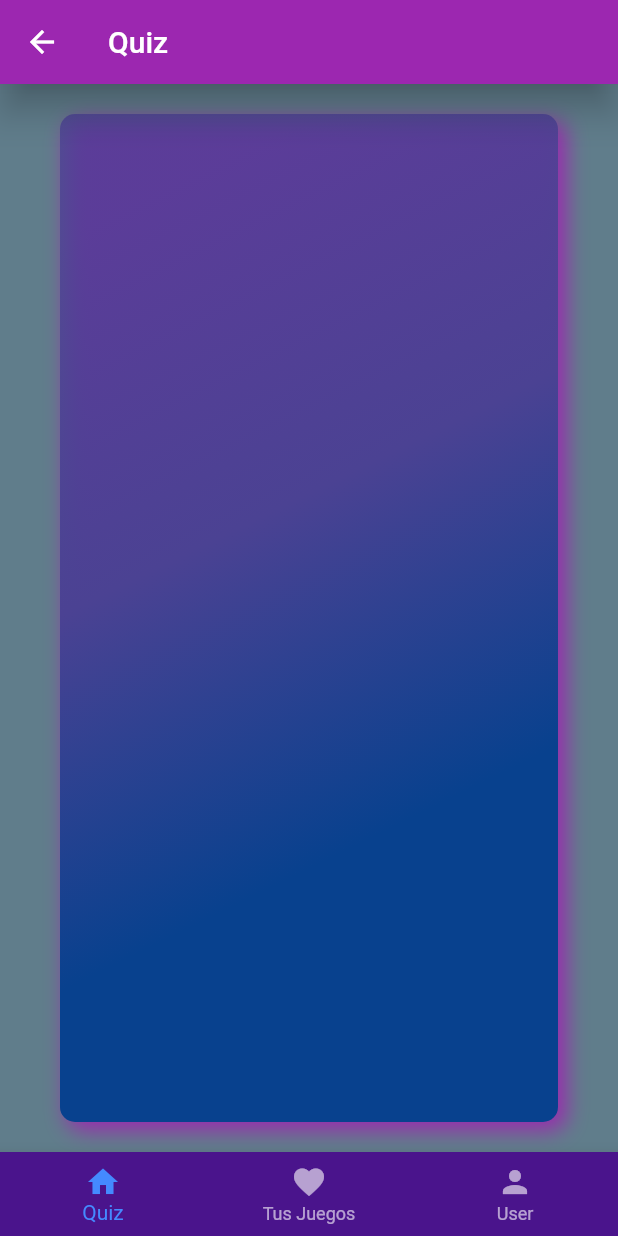
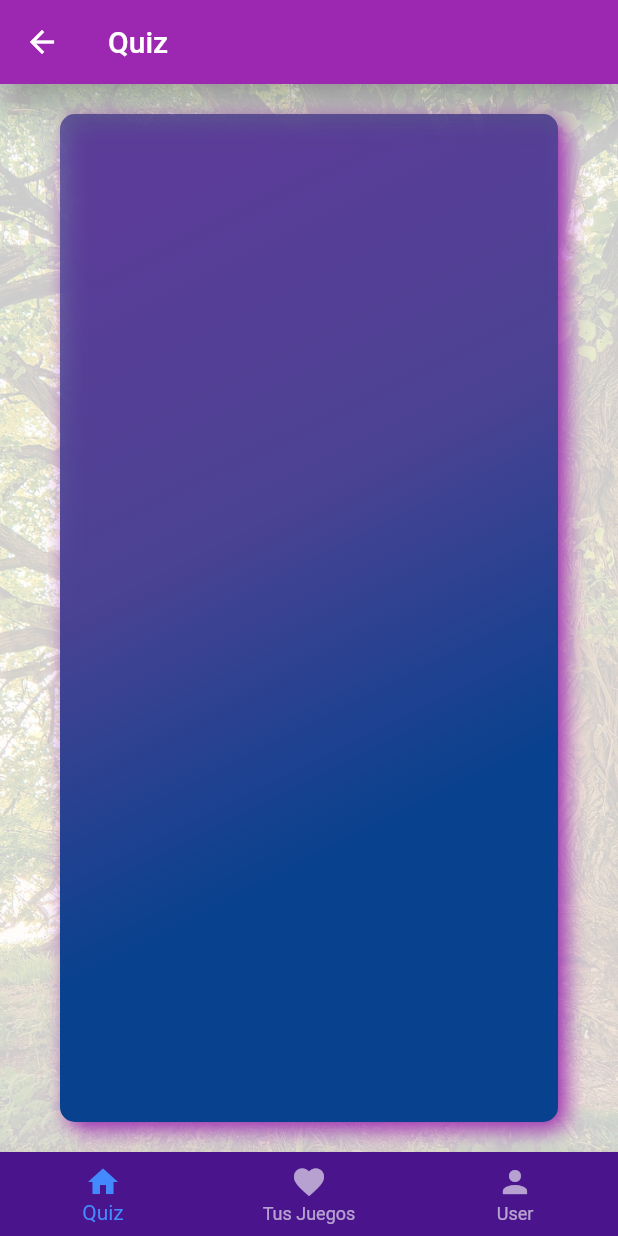
Before and after one commit to JessyLP/MyProyect, a Flutter app: the HomeView screen opened by its route, on a phone screen of 412 x 824 dp. Run offline on Flutter 3.47's test engine with Material 2 defaults, Android fonts, the phone set to English and light mode, and no system bars; our stand-ins replace cloud_firestore, firebase_auth, firebase_core, fluttertoast, page_transition, simple_animations and 1 more; accounts and stored records are empty.

Commit message:
cambiar el fondo

```diff
--- a/lib/Views/HomeView.dart
+++ b/lib/Views/HomeView.dart
@@ -1,6 +1,8 @@
 import 'package:cloud_firestore/cloud_firestore.dart';
 import 'package:firebase_auth/firebase_auth.dart';
 import 'package:flutter/material.dart';
+import 'package:my_proyect/Views/UsuarioView.dart';
+import 'package:my_proyect/Views/YourGames.dart';
 
 import '../Customs/HexColor.dart';
 import '../Firebase/Perfil.dart';
@@ -89,6 +91,11 @@ class _HomeViewState extends State<HomeView>{
     });
   }
 
+  List<Widget> _paginas=[
+    HomeView(),
+    YourGames(),
+    UsuarioView(),
+  ];
   @override
   Widget build(BuildContext context) {
     return Scaffold(
@@ -97,9 +104,18 @@ class _HomeViewState extends State<HomeView>{
         backgroundColor: Colors.purple,
         elevation: 10,
       ),
-      backgroundColor: Colors.blueGrey,
-      body: Center(
-      child:
+
+      backgroundColor: Colors./*cyan*/transparent,
+      body: Container(
+          decoration: BoxDecoration(
+            image: DecorationImage(
+              colorFilter: ColorFilter.mode(
+                  HexColor("#fff").withOpacity(0.2), BlendMode.dstATop),
+              image: AssetImage("assets/images/arboles.jpg"),
+              fit: BoxFit.cover,
+            ),
+          ),
+        child:
           Container(
               child:
                 GridView.builder(
```
